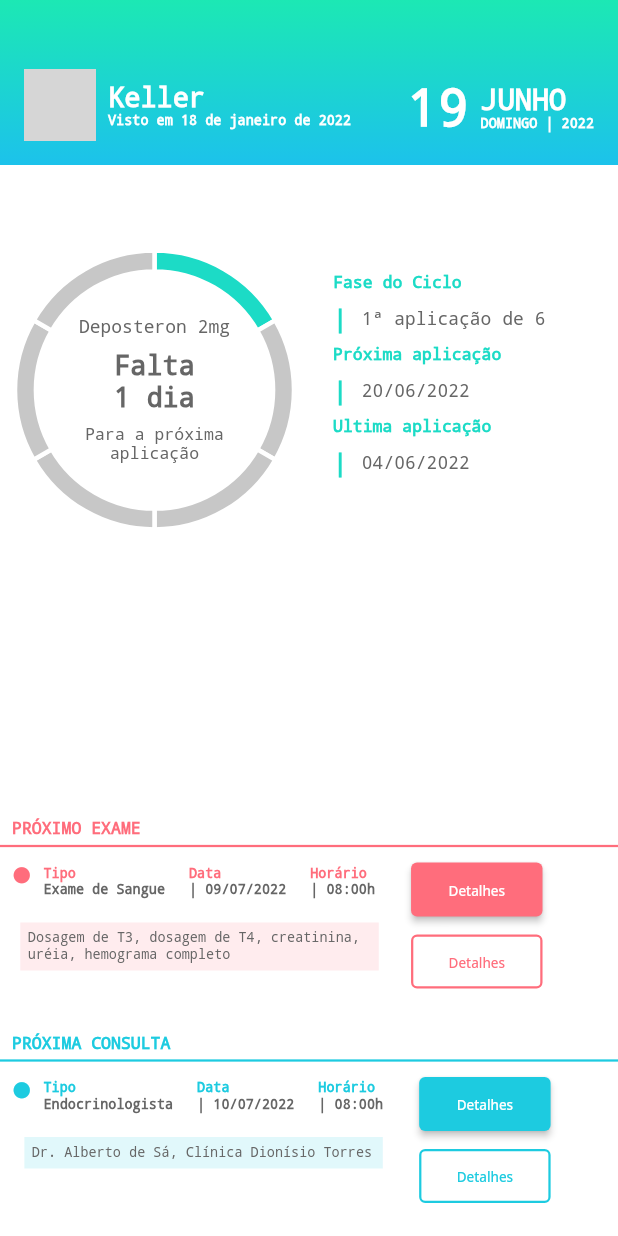
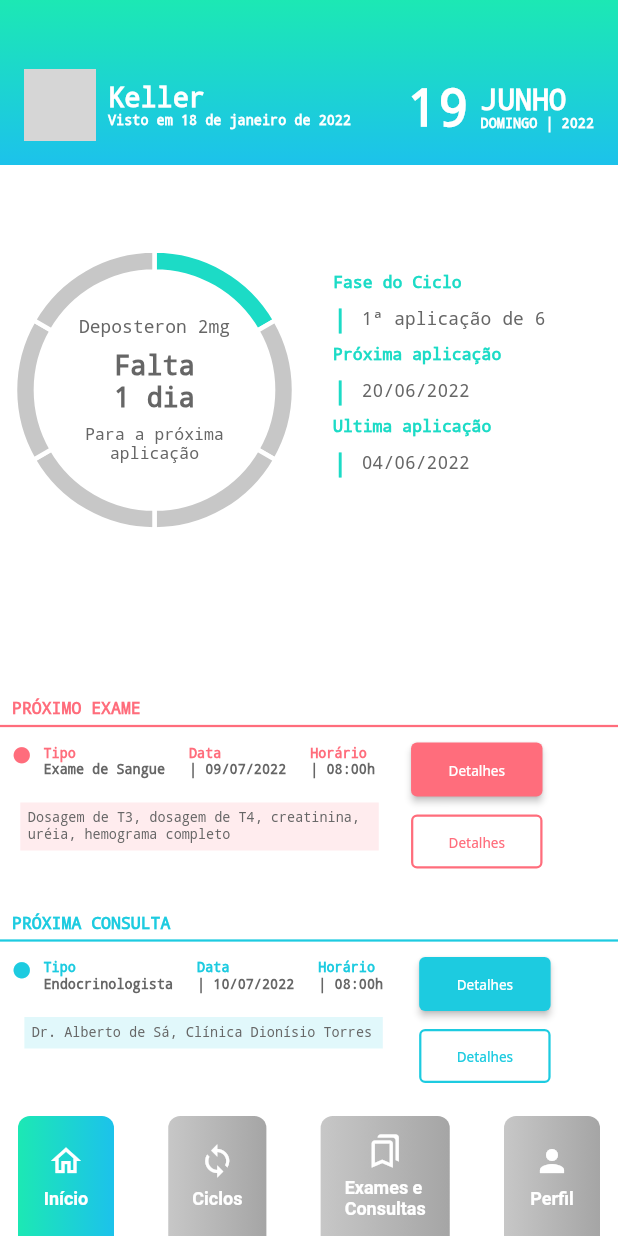
Before and after one commit to bkellym/ArielApp, a Flutter app: the Inicio screen opened by its route, on a phone screen of 412 x 824 dp. Run offline on Flutter 3.47's test engine with Material 2 defaults, Android fonts, the phone set to English and light mode, and no system bars; our stand-ins replace carousel_slider, firebase_core, syncfusion_flutter_charts; accounts and stored records are empty; grey boxes are pictures that could not be loaded.

Commit message:
Criação do menu de navegação

```diff
--- /dev/null
+++ b/lib/components/botoes/botao_menu.dart
@@ -0,0 +1,92 @@
+// ignore_for_file: library_private_types_in_public_api
+
+import 'package:ariel_app/colors.dart';
+import 'package:flutter/material.dart';
+
+class BotaoMenu extends StatefulWidget {
+  final bool disabled;
+  final String label;
+  final Icon icon;
+  final VoidCallback? onPressed;
+  final double internalPadding;
+
+  BotaoMenu({
+    Key? key,
+    required this.icon,
+    required this.label,
+    required this.onPressed,
+    this.disabled = false,
+    this.internalPadding = 0,
+  }) : super(key: key);
+
+  final LinearGradient gradient = const LinearGradient(
+    begin: Alignment.centerLeft,
+    end: Alignment.centerRight,
+    colors: <Color>[
+      ArielColors.gradientLight,
+      ArielColors.gradientDark,
+    ],
+  );
+
+  final LinearGradient disabledgradient = const LinearGradient(
+    begin: Alignment.centerLeft,
+    end: Alignment.centerRight,
+    colors: <Color>[
+      ArielColors.disabledGradientLight,
+      ArielColors.disabledGradientDark,
+    ],
+  );
+
+  final ButtonStyle buttontheme = ElevatedButton.styleFrom(
+    primary: ArielColors.transparent,
+    onPrimary: ArielColors.baseLight,
+    onSurface: ArielColors.transparent,
+    shadowColor: ArielColors.transparent,
+    surfaceTintColor: ArielColors.transparent,
+    elevation: 0,
+    textStyle: const TextStyle(
+      fontWeight: FontWeight.bold,
+      decoration: TextDecoration.none,
+      fontSize: 12,
+    ),
+  );
+
+  @override
+  _BotaoMenuState createState() => _BotaoMenuState();
+}
+
+class _BotaoMenuState extends State<BotaoMenu> {
+  @override
+  Widget build(BuildContext context) {
+    return Container(
+      alignment: Alignment.center,
+      child: DecoratedBox(
+        decoration: BoxDecoration(
+          gradient: widget.disabled ? widget.disabledgradient : widget.gradient,
+          borderRadius: const BorderRadius.only(
+            topLeft: Radius.circular(8),
+            topRight: Radius.circular(8),
+          ),
+        ),
+        child: ElevatedButton(
+          style: widget.buttontheme,
+          onPressed: widget.onPressed,
+          child: Column(
+            mainAxisAlignment: MainAxisAlignment.center,
+            children: [
+              widget.icon,
+              Padding(
+                padding: EdgeInsets.only(
+                  top: 6,
+                  left: widget.internalPadding,
+                  right: widget.internalPadding,
+                ),
+                child: Text(widget.label),
+              ),
+            ],
+          ),
+        ),
+      ),
+    );
+  }
+}
--- a/lib/components/menus/menu_navegation.dart
+++ b/lib/components/menus/menu_navegation.dart
@@ -1,40 +1,60 @@
 // ignore_for_file: camel_case_types, unnecessary_const, file_names
+import 'package:ariel_app/components/botoes/botao_menu.dart';
 import 'package:flutter/material.dart';
 
 import 'package:ariel_app/controller/menu_controller.dart';
 
 class MenuNavegacao extends StatefulWidget {
-  int selectedIndex;
+  final int selectedIndex;
 
-  MenuNavegacao({Key? key, required this.selectedIndex}) : super(key: key);
+  const MenuNavegacao(
+    this.selectedIndex, {
+    Key? key,
+  }) : super(key: key);
 
   @override
   _MenuNavegacaoState createState() => _MenuNavegacaoState();
 }
 
 class _MenuNavegacaoState extends State<MenuNavegacao> {
-
   @override
   Widget build(BuildContext context) {
-    NavigationController controller = NavigationController();
-
     return ClipRRect(
-      borderRadius: const BorderRadius.only(
-        topLeft: Radius.circular(16),
-        topRight: Radius.circular(16),
-      ),
       child: Container(
+        padding: const EdgeInsets.only(
+          left: 12,
+          right: 12,
+        ),
         decoration: const BoxDecoration(color: Colors.white),
-        height: 72,
+        height: 80,
         child: Row(
           mainAxisAlignment: MainAxisAlignment.spaceBetween,
-          children: controller.itens.map((item) {
-            var itemIndex = controller.itens.indexOf(item);
-            return GestureDetector(
-              onTap: () {},
-              child: controller.buildItem(item, itemIndex == widget.selectedIndex),
-            );
-          }).toList(),
+          children: [
+            BotaoMenu(
+              icon: const Icon(Icons.home_outlined),
+              label: "Início",
+              disabled: widget.selectedIndex != 1,
+              onPressed: () {},
+            ),
+            BotaoMenu(
+              icon: const Icon(Icons.sync_outlined),
+              label: "Ciclos",
+              disabled: widget.selectedIndex != 2,
+              onPressed: () {},
+            ),
+            BotaoMenu(
+              icon: const Icon(Icons.bookmarks_outlined),
+              label: "Exames e\nConsultas",
+              disabled: widget.selectedIndex != 3,
+              onPressed: () {},
+            ),
+            BotaoMenu(
+              icon: const Icon(Icons.person),
+              label: "Perfil",
+              disabled: widget.selectedIndex != 4,
+              onPressed: () {},
+            ),
+          ],
         ),
       ),
     );
--- a/lib/screens/inicio.dart
+++ b/lib/screens/inicio.dart
@@ -8,6 +8,8 @@ import 'package:ariel_app/models/evento_model.dart';
 import 'package:ariel_app/components/evento.dart';
 import 'package:ariel_app/colors.dart';
 import 'package:ariel_app/texto.dart';
+
+import '../components/menus/menu_navegation.dart';
 
 class Inicio extends StatelessWidget {
   Inicio({Key? key}) : super(key: key);
@@ -140,6 +142,7 @@ class Inicio extends StatelessWidget {
                 descricao: "Dr. Alberto de Sá, Clínica Dionísio Torres",
                 cor: 0xFF1DCBE0),
           ),
+          MenuNavegacao(1)
         ],
       ),
     );
```
